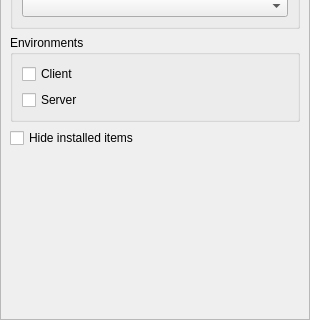
This is launcher/ui/widgets/ModFilterWidget.ui in FreesmTeam/FreesmLauncher as Qt 5 draws it before an edit; both pictures show x 0 to 310 and y 280 to 600 of the 310 by 600 pixel window. The edited form follows.
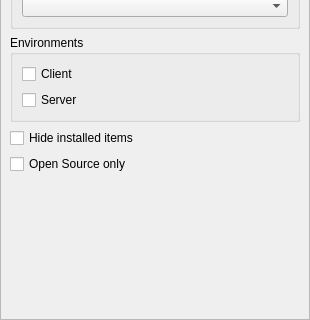
This is the edited form. Custom widgets are drawn as their Qt base class.

Commit message: add open source filter

Patch:
```diff
--- a/launcher/ui/widgets/ModFilterWidget.ui
+++ b/launcher/ui/widgets/ModFilterWidget.ui
@@ -188,6 +188,13 @@
          </property>
         </widget>
        </item>
+       <item>
+        <widget class="QCheckBox" name="openSource">
+         <property name="text">
+          <string>Open Source only</string>
+         </property>
+        </widget>
+       </item>
        <item>
         <spacer name="verticalSpacer">
          <property name="orientation">
```
The commit also changes 7 other files.
